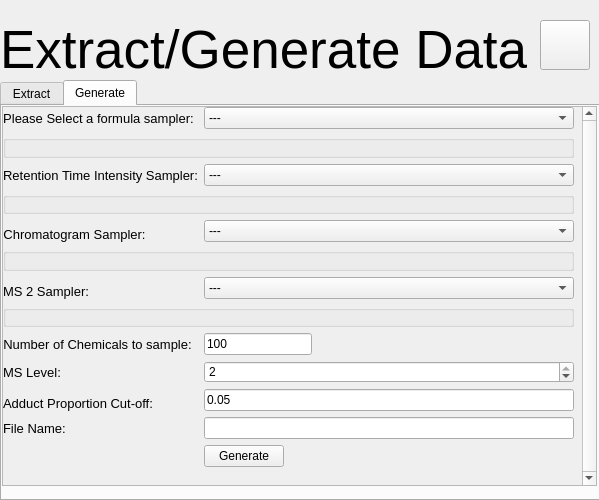
Old version of the form vimmsVisualisedGUI/ExtractGeneratePage.ui in the repository Adam-Tem/vimmsVisualised.
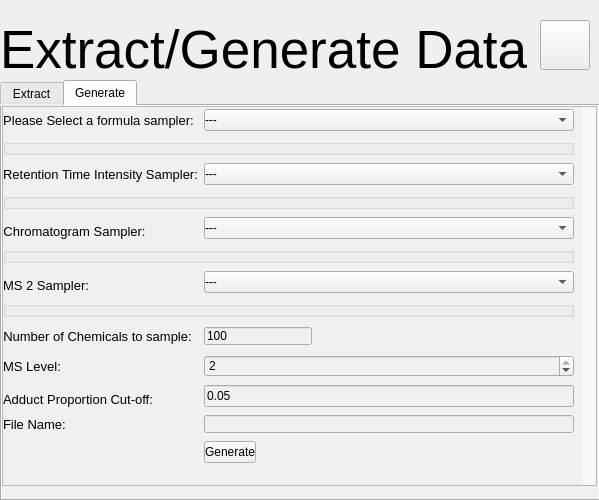
New version of the form.

```diff
--- a/vimmsVisualisedGUI/ExtractGeneratePage.ui
+++ b/vimmsVisualisedGUI/ExtractGeneratePage.ui
@@ -49,6 +49,10 @@
      <verstretch>0</verstretch>
     </sizepolicy>
    </property>
+   <property name="styleSheet">
+    <string notr="true">padding: 0; 
+background-color: rgb(240, 240, 240);</string>
+   </property>
    <property name="tabShape">
     <enum>QTabWidget::Rounded</enum>
    </property>
```
